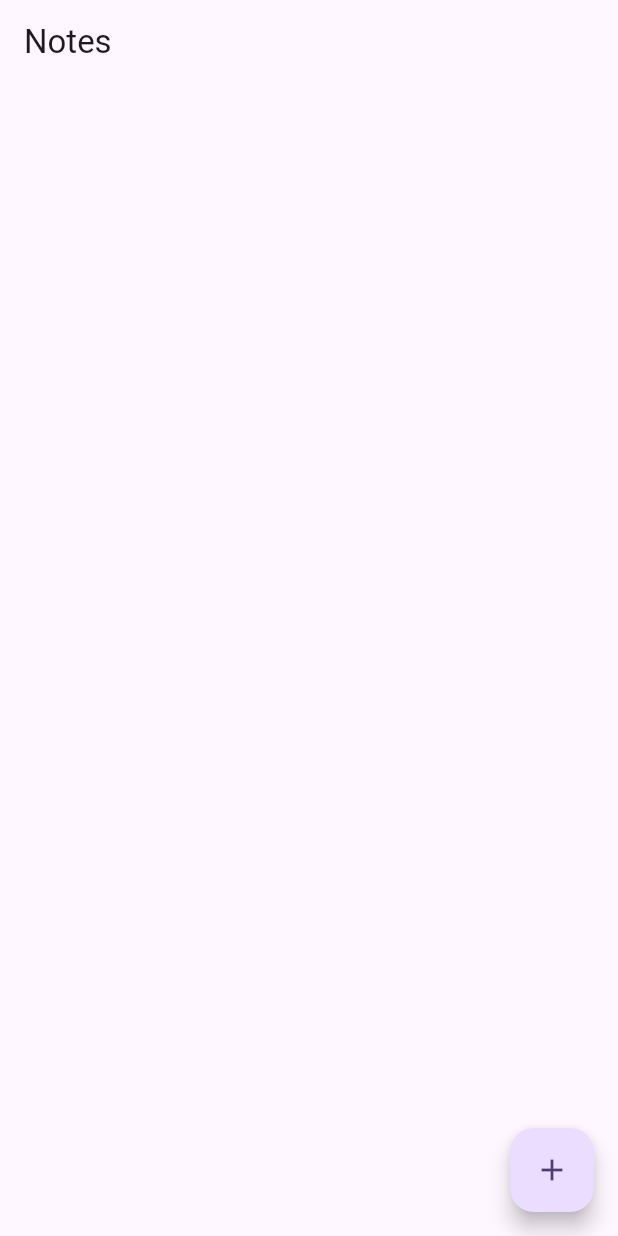
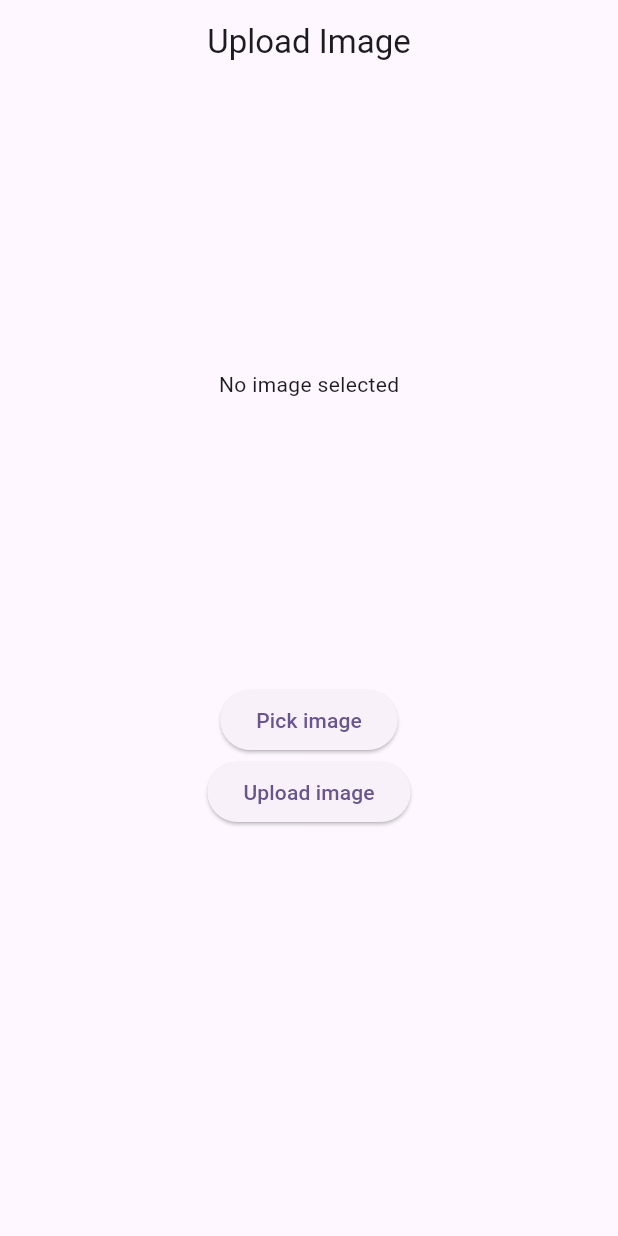
Before and after one commit to ZunairaMughal24/SupaBase-Practice-Project, a Flutter app: the screen it shows after launch, on a phone screen of 412 x 824 dp. Run offline on Flutter 3.47's test engine with Material 3 defaults, Android fonts, the phone set to English and light mode, and no system bars; our stand-ins replace image_picker, supabase_flutter; accounts and stored records are empty.

Commit message:
implemented image picker
implemented image picker to practice Supabase Storage , created a bucket and stored my images there

```diff
--- /dev/null
+++ b/supabase_project/lib/Pages/uploadPage.dart
@@ -0,0 +1,88 @@
+import 'dart:io';
+
+import 'package:flutter/material.dart';
+import 'package:image_picker/image_picker.dart';
+import 'package:supabase_flutter/supabase_flutter.dart';
+
+class Uploadpage extends StatefulWidget {
+  const Uploadpage({super.key});
+
+  @override
+  State<Uploadpage> createState() => _UploadpageState();
+}
+
+class _UploadpageState extends State<Uploadpage> {
+  //?why using File?
+  /*
+  Because the image you pick from the gallery exists as a file on the device,
+  and in Dart (especially when working with dart:io),
+  we use the File class to handle such local files.
+  */
+  File? _imageFile;
+//*pick the image
+  Future pickImage() async {
+    //pick image
+    final ImagePicker picker = ImagePicker();
+    //pick from the gallery
+    final XFile? image = await picker.pickImage(source: ImageSource.gallery);
+    //update the image preview
+    if (image != null) {
+      setState(() {
+        //image.path is a string that gives the full path to the selected image on the device.
+        //To read, display, upload, or manipulate the image file, you need to convert that path into a File object.
+        _imageFile = File(image.path);
+      });
+    }
+  }
+
+//*upload the image
+  Future uploadImage() async {
+    if (_imageFile == null) return;
+    //generate a unique file name
+    final fileName = DateTime.now().microsecondsSinceEpoch.toString();
+    final path = "upload/$fileName";
+    //upload the image to storage
+    await Supabase
+        .instance
+        .client
+        //inside storage
+        .storage
+        //to this bucket
+        .from("images")
+        .upload(path, _imageFile!)
+        .then((value) => ScaffoldMessenger.of(context).showSnackBar(
+            const SnackBar(content: Text("Image uploaded successfully"))));
+  }
+
+  @override
+  Widget build(BuildContext context) {
+    return Scaffold(
+      appBar: AppBar(
+        title: const Center(child: Text("Upload Image")),
+      ),
+      body: Center(
+        child: Column(
+          children: [
+            //image preview
+            SizedBox(
+              height: 400,
+              width: MediaQuery.of(context).size.width,
+              child: _imageFile != null
+                  ? Image.file(
+                      _imageFile!,
+                      fit: BoxFit.cover,
+                    )
+                  : const Center(child: Text("No image selected")),
+            ),
+            // image picker button
+            ElevatedButton(
+                onPressed: pickImage, child: const Text("Pick image")),
+            //button to upload image
+            ElevatedButton(
+                onPressed: uploadImage, child: const Text("Upload image")),
+          ],
+        ),
+      ),
+    );
+  }
+}
--- a/supabase_project/lib/main.dart
+++ b/supabase_project/lib/main.dart
@@ -2,6 +2,7 @@ import 'package:flutter/material.dart';
 import 'package:supabase_flutter/supabase_flutter.dart';
 
 import 'package:supabase_project/Pages/notesPage.dart';
+import 'package:supabase_project/Pages/uploadPage.dart';
 
 void main() async {
   //*step1
@@ -27,6 +28,6 @@ class MyApp extends StatelessWidget {
           colorScheme: ColorScheme.fromSeed(seedColor: Colors.deepPurple),
           useMaterial3: true,
         ),
-        home: const NotesPage());
+        home: const Uploadpage());
   }
 }
--- a/supabase_project/pubspec.yaml
+++ b/supabase_project/pubspec.yaml
@@ -31,6 +31,7 @@ dependencies:
   flutter:
     sdk: flutter
   supabase_flutter: ^2.9.0
+  image_picker: ^1.1.2
 
   # The following adds the Cupertino Icons font to your application.
   # Use with the CupertinoIcons class for iOS style icons.
```
Also changed, not shown: supabase_project/pubspec.lock, 5 other files.
